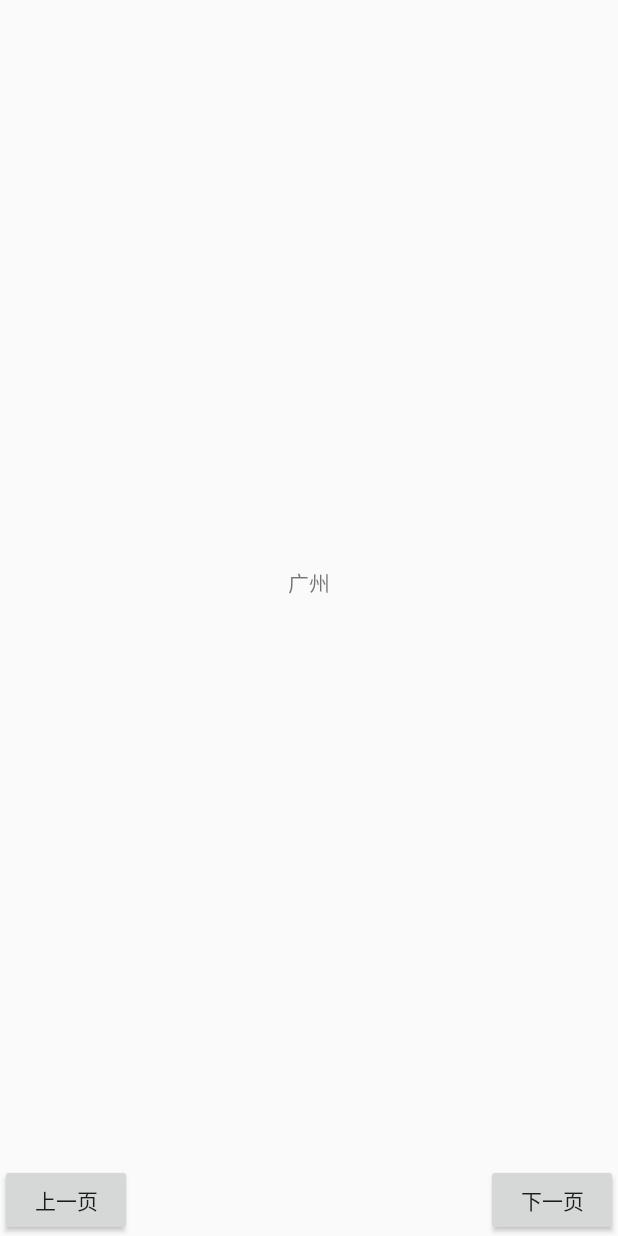
After one commit to lutaian-fj/CommonProject, an Android app: the CustomViewPagerFragment screen opened directly, with no data from a screen before it, on a phone screen of 412 x 824 dp. The commit adds this screen. Run offline under Robolectric (Android 15) with nearby library versions, the phone set to English and light mode, and no system bars.

Commit message:
1、全局异常捕获 2、添加ViewPager+Fragment的使用

```diff
--- a/app/build.gradle
+++ b/app/build.gradle
@@ -53,6 +53,7 @@ dependencies {
     compile "org.androidannotations:androidannotations-api:$AAVersion"
 
     compile 'com.github.PhilJay:MPAndroidChart:v2.1.6'
+    compile 'com.android.support.constraint:constraint-layout:1.0.0-alpha7'
 
 //    compile('com.nd.android.sdp.pr_train:pr_train:1.0.3@aar') {
 //        exclude group: 'com.android.support', module: 'support-v4'
--- a/app/src/main/AndroidManifest.xml
+++ b/app/src/main/AndroidManifest.xml
@@ -3,6 +3,9 @@
     package="lta.commonproject">
 
     <uses-permission android:name="android.permission.INTERNET" />
+    <uses-permission android:name="android.permission.WRITE_EXTERNAL_STORAGE"></uses-permission>
+    <!--在sdcard中创建/删除文件的权限 -->
+    <uses-permission android:name="android.permission.MOUNT_UNMOUNT_FILESYSTEMS"></uses-permission>
 
     <application
         android:name=".ContainerApplication"
@@ -31,7 +34,8 @@
         <activity android:name=".ui.activity.ThirdActivity" />
         <activity android:name=".ui.activity.LoginActivity" />
         <activity android:name=".ui.activity.LineChartActivity" />
-        <activity android:name=".ui.activity.PieChartActivity"></activity>
+        <activity android:name=".ui.activity.PieChartActivity" />
+        <activity android:name=".ui.activity.ViewPagerActivity"></activity>
     </application>
 
 </manifest>
--- a/app/src/main/java/lta/commonproject/ContainerApplication.java
+++ b/app/src/main/java/lta/commonproject/ContainerApplication.java
@@ -3,6 +3,8 @@ package lta.commonproject;
 import android.app.Application;
 
 import com.facebook.drawee.backends.pipeline.Fresco;
+
+import lta.commonproject.utils.CrashHandler;
 
 /**
  * @author: lutaian
@@ -15,5 +17,6 @@ public class ContainerApplication extends Application {
     public void onCreate() {
         super.onCreate();
         Fresco.initialize(this);
+        CrashHandler.getInstance().init(getApplicationContext());
     }
 }
--- a/app/src/main/java/lta/commonproject/ui/activity/MainActivity.java
+++ b/app/src/main/java/lta/commonproject/ui/activity/MainActivity.java
@@ -158,6 +158,7 @@ public class MainActivity extends BaseActivity implements View.OnClickListener,
                 break;
             case R.id.action_settings:
                 Toast.makeText(this, "设置一", Toast.LENGTH_SHORT).show();
+                ViewPagerActivity.launch(this);
                 break;
             case R.id.action_settings_2:
                 Toast.makeText(this, "设置二", Toast.LENGTH_SHORT).show();
--- /dev/null
+++ b/app/src/main/java/lta/commonproject/ui/activity/ViewPagerActivity.java
@@ -0,0 +1,92 @@
+package lta.commonproject.ui.activity;
+
+import android.content.Context;
+import android.content.Intent;
+import android.support.v4.view.ViewPager;
+import android.view.View;
+import android.widget.Button;
+
+import java.util.ArrayList;
+import java.util.List;
+
+import lta.commonproject.R;
+import lta.commonproject.ui.adapter.CustomViewPagerAdapter;
+
+public class ViewPagerActivity extends BaseActivity implements View.OnClickListener {
+    private ViewPager mViewPager;
+    private CustomViewPagerAdapter mAdapter;
+    private List<String> data = new ArrayList<>();
+    private Button mLeftBtn;
+    private Button mRightBtn;
+    private int mCurentItem = 0;
+
+    public static void launch(Context context) {
+        Intent intent = new Intent(context, ViewPagerActivity.class);
+        context.startActivity(intent);
+    }
+
+    @Override
+    protected int getLayoutRes() {
+        return R.layout.activity_view_pager;
+    }
+
+    @Override
+    protected void initView() {
+        mViewPager = (ViewPager) findViewById(R.id.view_pager);
+        mLeftBtn = (Button) findViewById(R.id.btn_left);
+        mRightBtn = (Button) findViewById(R.id.btn_right);
+    }
+
+    @Override
+    protected void initData() {
+        data.add("广州");
+        data.add("厦门");
+        data.add("福州");
+        data.add("北京");
+
+        mAdapter = new CustomViewPagerAdapter(getSupportFragmentManager(), data);
+        mViewPager.setAdapter(mAdapter);
+        mViewPager.addOnPageChangeListener(new ViewPager.OnPageChangeListener() {
+            @Override
+            public void onPageScrolled(int position, float positionOffset, int positionOffsetPixels) {
+
+            }
+
+            @Override
+            public void onPageSelected(int position) {
+                mCurentItem = position;
+            }
+
+            @Override
+            public void onPageScrollStateChanged(int state) {
+
+            }
+        });
+
+    }
+
+    @Override
+    protected void initEvent() {
+        super.initEvent();
+        mLeftBtn.setOnClickListener(this);
+        mRightBtn.setOnClickListener(this);
+    }
+
+    @Override
+    public void onClick(View v) {
+        int id = v.getId();
+        switch (id) {
+            case R.id.btn_left:
+                if (mCurentItem > 0)
+                    mViewPager.setCurrentItem(mCurentItem - 1);
+                break;
+            case R.id.btn_right:
+                if (mCurentItem < data.size() - 1)
+                    mViewPager.setCurrentItem(mCurentItem + 1);
+                break;
+            default:
+                break;
+        }
+
+    }
+}
--- /dev/null
+++ b/app/src/main/java/lta/commonproject/ui/adapter/CustomViewPagerAdapter.java
@@ -0,0 +1,74 @@
+package lta.commonproject.ui.adapter;
+
+import android.support.v4.app.Fragment;
+import android.support.v4.app.FragmentManager;
+import android.support.v4.app.FragmentStatePagerAdapter;
+import android.view.ViewGroup;
+
+import java.util.ArrayList;
+import java.util.List;
+
+import lta.commonproject.ui.fragment.CustomViewPagerFragment;
+
+/**
+ * @author: lutaian
+ * @ClassName:
+ * @Description:
+ * @date: 2016/10/9
+ */
+
+public class CustomViewPagerAdapter extends FragmentStatePagerAdapter {
+    private List<String> data = new ArrayList<>();
+    private CustomViewPagerFragment mCurrentFragment;
+    public CustomViewPagerAdapter(FragmentManager fm,List<String> data) {
+        super(fm);
+        if(data != null && data.size() >0) {
+            this.data.addAll(data);
+        }
+    }
+
+    @Override
+    public Fragment getItem(int position) {
+        return new CustomViewPagerFragment();
+    }
+
+    @Override
+    public int getCount() {
+        return data.size();
+    }
+
+
+    @Override
+    public int getItemPosition(Object object) {
+        return POSITION_NONE;
+    }
+
+    @Override
+    public Object instantiateItem(ViewGroup container, int position) {
+        CustomViewPagerFragment fragment = (CustomViewPagerFragment) super.instantiateItem(container, position);
+        fragment.setData(data.get(position));
+        return fragment;
+    }
+
+    @Override
+    public void setPrimaryItem(ViewGroup container, int position, Object object) {
+        mCurrentFragment = (CustomViewPagerFragment) object;
+        super.setPrimaryItem(container, position, object);
+    }
+
+    @Override
+    public void destroyItem(ViewGroup container, int position, Object object) {
+        super.destroyItem(container, position, object);
+    }
+
+    /**
+     * @Title:
+     * @Description: 在Activity中获取当前Fragment对象，并进行相关操作
+     * @param:
+     * @return:
+     * @throws:
+     */
+    public CustomViewPagerFragment getCurrentFragment() {
+        return mCurrentFragment;
+    }
+}
--- a/app/src/main/java/lta/commonproject/ui/fragment/BaseFragment.java
+++ b/app/src/main/java/lta/commonproject/ui/fragment/BaseFragment.java
@@ -54,7 +54,6 @@ public abstract class BaseFragment extends Fragment {
     public void onCreate(Bundle savedInstanceState) {
         mTAG = getClassName();
         super.onCreate(savedInstanceState);
-        Log.e(TAG, "onCreate:" + this);
         onCreate();
     }
 
@@ -65,9 +64,7 @@ public abstract class BaseFragment extends Fragment {
     @Override
     public View onCreateView(LayoutInflater inflater, ViewGroup container, Bundle savedInstanceState) {
         View view= inflater.inflate(initResource(), null);
-        Log.e(TAG, "onCreateView:"+this);
         initComponent(view);
-        Log.e(TAG, ""+this);
         return view;
     }
 
--- /dev/null
+++ b/app/src/main/java/lta/commonproject/ui/fragment/CustomViewPagerFragment.java
@@ -0,0 +1,44 @@
+package lta.commonproject.ui.fragment;
+
+import android.view.View;
+import android.widget.TextView;
+
+import lta.commonproject.R;
+
+/**
+ * @author: lutaian
+ * @ClassName:
+ * @Description:
+ * @date: 2016/10/9
+ */
+
+public class CustomViewPagerFragment extends BaseFragment {
+    private TextView mTextView;
+    private String mTitle;
+    @Override
+    public int initResource() {
+        return R.layout.fragment_custom_view_pager;
+    }
+
+    @Override
+    public void initComponent(View view) {
+        mTextView = (TextView) view.findViewById(R.id.tv_fragment_content);
+
+    }
+
+    @Override
+    public void initData() {
+        if(mTextView != null) {
+            mTextView.setText(mTitle);
+        }
+    }
+
+    @Override
+    public void addListener() {
+
+    }
+    public void setData(String title) {
+        this.mTitle = title;
+        initData();
+    }
+}
--- /dev/null
+++ b/app/src/main/res/layout/activity_view_pager.xml
@@ -0,0 +1,31 @@
+<?xml version="1.0" encoding="utf-8"?>
+<RelativeLayout xmlns:android="http://schemas.android.com/apk/res/android"
+    xmlns:tools="http://schemas.android.com/tools"
+    android:id="@+id/activity_view_pager"
+    android:layout_width="match_parent"
+    android:layout_height="match_parent"
+    tools:context="lta.commonproject.ui.activity.ViewPagerActivity">
+
+    <android.support.v4.view.ViewPager
+        android:id="@+id/view_pager"
+        android:layout_above="@+id/btn_left"
+        android:layout_width="match_parent"
+        android:layout_height="match_parent"
+        ></android.support.v4.view.ViewPager>
+
+    <Button
+        android:id="@+id/btn_left"
+        android:layout_width="wrap_content"
+        android:layout_height="wrap_content"
+        android:layout_alignParentLeft="true"
+        android:layout_alignParentBottom="true"
+        android:text="上一页"/>
+    <Button
+        android:id="@+id/btn_right"
+        android:layout_width="wrap_content"
+        android:layout_height="wrap_content"
+        android:layout_alignParentRight="true"
+        android:layout_alignParentBottom="true"
+        android:text="下一页"/>
+
+</RelativeLayout>
--- /dev/null
+++ b/app/src/main/res/layout/fragment_custom_view_pager.xml
@@ -0,0 +1,12 @@
+<?xml version="1.0" encoding="utf-8"?>
+<LinearLayout xmlns:android="http://schemas.android.com/apk/res/android"
+    android:layout_width="match_parent"
+    android:layout_height="match_parent">
+    <TextView
+        android:id="@+id/tv_fragment_content"
+        android:layout_width="match_parent"
+        android:layout_height="match_parent"
+        android:gravity="center"
+        android:text="滑动显示"/>
+
+</LinearLayout>
--- a/build.gradle
+++ b/build.gradle
@@ -11,8 +11,9 @@ buildscript {
         jcenter()
     }
     dependencies {
-        classpath 'com.android.tools.build:gradle:2.1.0'
+        classpath 'com.android.tools.build:gradle:2.1.2'
         classpath 'com.neenbedankt.gradle.plugins:android-apt:1.8'
+//        classpath 'com.android.tools.build:gradle:2.2.0-alpha2'
         // NOTE: Do not place your application dependencies here; they belong
         // in the individual module build.gradle files
     }
```
Also changed, not shown: app/src/main/java/lta/commonproject/ui/fragment/PicFragment.java (+2 -6 lines), app/src/main/java/lta/commonproject/utils/CrashHandler.java (added, +211 -0 lines).
